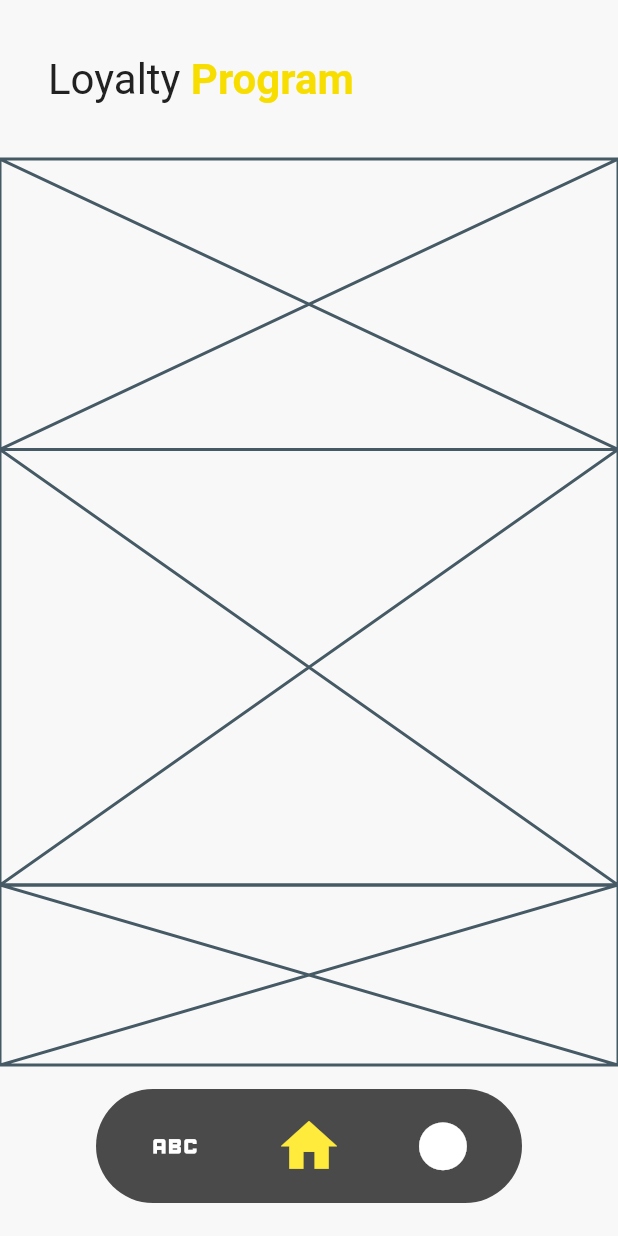
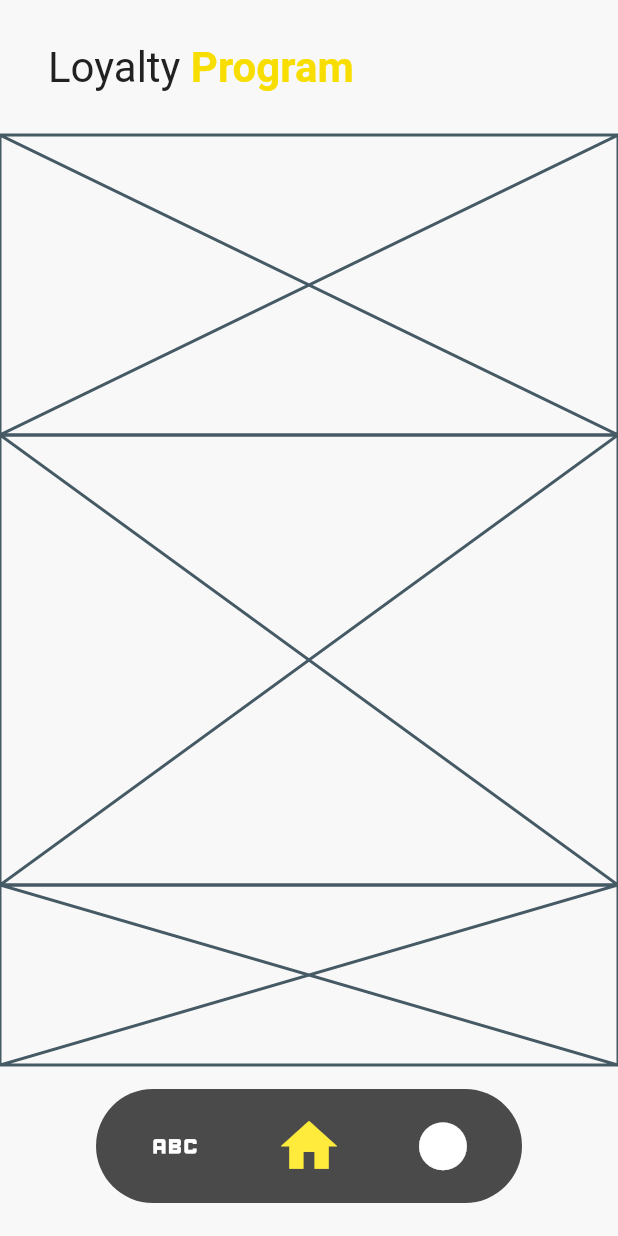
Before and after one commit to vladcto/blagodat, a Flutter app: the screen it shows after launch, after a tap on the "home" icon, on a phone screen of 412 x 824 dp. Run offline on Flutter 3.47's test engine with Material 2 defaults, Android fonts, the phone set to English and light mode, and no system bars; our stand-ins replace flutter_riverpod.

Commit message:
[FIX] Исправил лишние отсутпы в BrandHeader.

```diff
--- a/lib/presentation/pages/fragments/loyalty_fragment.dart
+++ b/lib/presentation/pages/fragments/loyalty_fragment.dart
@@ -13,7 +13,11 @@ class LoyaltyFragment extends StatelessWidget {
 
   @override
   Widget build(BuildContext context) {
-    return const Column(
+    return const SafeArea(
+      bottom: false,
+      child: Column(
+        mainAxisSize: MainAxisSize.max,
+        crossAxisAlignment: CrossAxisAlignment.stretch,
         children: [
           SizedBox(
             width: double.infinity,
@@ -41,6 +45,7 @@ class LoyaltyFragment extends StatelessWidget {
           // Bottom bar space
           SizedBox(height: MainPage.pageBarPadding),
         ],
+      ),
     );
   }
 }
--- a/lib/presentation/pages/fragments/settings_fragment.dart
+++ b/lib/presentation/pages/fragments/settings_fragment.dart
@@ -10,7 +10,9 @@ class SettingsFragment extends StatelessWidget {
 
   @override
   Widget build(BuildContext context) {
-    return const Column(
+    return const SafeArea(
+      bottom: false,
+      child: Column(
         crossAxisAlignment: CrossAxisAlignment.stretch,
         children: [
           SizedBox(
@@ -39,6 +41,7 @@ class SettingsFragment extends StatelessWidget {
           // Bottom bar space
           SizedBox(height: MainPage.pageBarPadding),
         ],
+      ),
     );
   }
 }
--- a/lib/presentation/widgets/brand_header.dart
+++ b/lib/presentation/widgets/brand_header.dart
@@ -20,14 +20,14 @@ class BrandHeader extends StatelessWidget {
 
   @override
   Widget build(BuildContext context) {
-    return Padding(
-      padding: const EdgeInsets.symmetric(
-        horizontal: Paddings.maximum,
-        vertical: Paddings.small,
-      ),
-      child: SizedBox(
-        height: kHeaderHeight,
-        width: double.infinity,
+    return SizedBox(
+      height: kHeaderHeight,
+      width: double.infinity,
+      child: Padding(
+        padding: const EdgeInsets.symmetric(
+          horizontal: Paddings.maximum,
+          vertical: Paddings.small,
+        ),
         child: Row(
           crossAxisAlignment: CrossAxisAlignment.center,
           children: [
```
Lines whose indentation alone changed are shown as unchanged.
